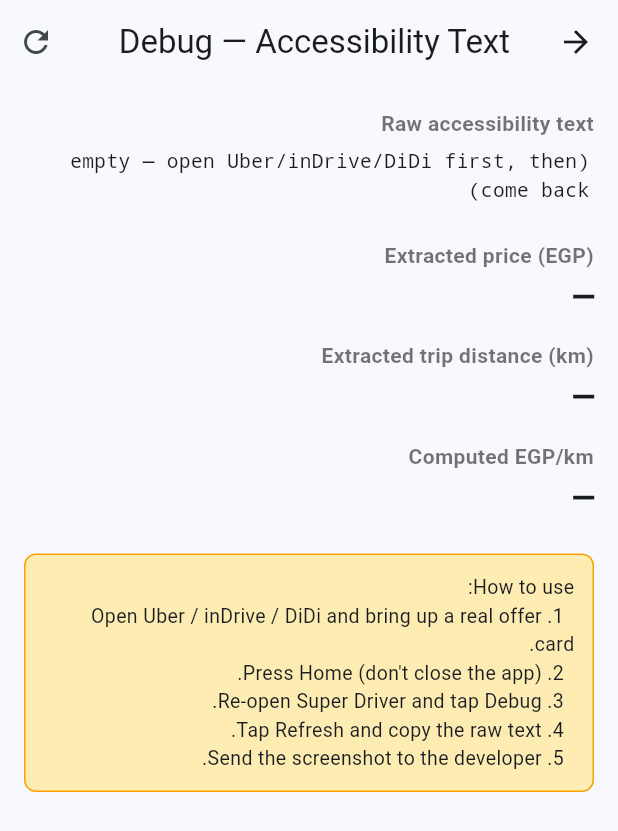
After one commit to ahmedsykoo/Super-Driver-, a Flutter app: the DebugScreen screen opened directly, after a tap on the "refresh" icon, on a phone screen of 412 x 824 dp. The commit adds this screen. Shown: the top 831 px of the screen. Run offline on Flutter 3.47's test engine with Material 3 defaults, Android fonts, the phone set to English and light mode, and no system bars; our stand-ins replace shared_preferences; accounts and stored records are empty.

Commit message:
feat(mobile): add debug screen showing the live accessibility text
The inDrive parser was guessing the offer-card layout (it assumed
'~ 2.9 كلم' was the trip distance and that the FIRST bare 'X ج.م'
was the offer price), but the user's real inDrive screen still
shows 49.66 EGP/km instead of 41.38. Without seeing the actual text
that the AccessibilityService is reading, every fix is a guess.

This commit adds a Debug screen (bug_report icon in the AppBar)
that shows:
  - The raw accessibility-tree text (`UberAccessibilityService.latestText`)
  - The price that PriceCalculator.extractPrice pulls out
  - The distance that PriceCalculator.extractTripDistance returns
  - The computed EGP/km (price / distance)

That text is the only way to know whether the bug is in
  (a) the AccessibilityService collector (missing words / merged
      children / wrong window), or
  (b) the parser (wrong regex, wrong priority).

How to use (from the user):
  1. Open Uber/inDrive/DiDi and bring up a real offer card.
  2. Press Home (don't close the app).
  3. Re-open Super Driver, tap the bug icon, then Refresh.
  4. Screenshot the screen and send it back.

Co-authored-by: arena-agent <297053741+arena-agent@users.noreply.github.com>

```diff
--- /dev/null
+++ b/lib/screens/debug_screen.dart
@@ -0,0 +1,134 @@
+import 'package:flutter/material.dart';
+import 'package:flutter/services.dart';
+import '../services/price_calculator.dart';
+
+// Reads the latest accessibility-tree text published by the
+// UberAccessibilityService via the existing MethodChannel set up by
+// MainActivity.kt (channel "com.superdriver/accessibility", method
+// "getAccessibilityText"). Returns "" if the service has not pushed
+// any text yet or the user hasn't enabled the accessibility service.
+class DebugBridge {
+  static const _channel = MethodChannel('com.superdriver/accessibility');
+
+  static Future<String> getLatestText() async {
+    try {
+      final v = await _channel.invokeMethod<String>('getAccessibilityText');
+      return v ?? '';
+    } on PlatformException {
+      return '';
+    } on MissingPluginException {
+      return '';
+    }
+  }
+}
+
+class DebugScreen extends StatefulWidget {
+  const DebugScreen({super.key});
+
+  @override
+  State<DebugScreen> createState() => _DebugScreenState();
+}
+
+class _DebugScreenState extends State<DebugScreen> {
+  String _rawText = '';
+  bool _loading = true;
+  String _extractedPrice = '—';
+  String _extractedTrip = '—';
+  String _perKm = '—';
+
+  @override
+  void initState() {
+    super.initState();
+    _refresh();
+  }
+
+  Future<void> _refresh() async {
+    setState(() => _loading = true);
+    final text = await DebugBridge.getLatestText();
+    final price = PriceCalculator.extractPrice(text);
+    // 'both' = pickup + trip, like the live service does for all apps
+    final trip = PriceCalculator.extractTripDistance(text, policy: 'both');
+    String perKm = '—';
+    if (price != null && trip != null && trip > 0) {
+      perKm = (price / trip).toStringAsFixed(2);
+    }
+    if (!mounted) return;
+    setState(() {
+      _rawText = text;
+      _extractedPrice = price?.toStringAsFixed(2) ?? '—';
+      _extractedTrip = trip?.toStringAsFixed(2) ?? '—';
+      _perKm = perKm;
+      _loading = false;
+    });
+  }
+
+  @override
+  Widget build(BuildContext context) {
+    return Scaffold(
+      appBar: AppBar(
+        title: const Text('Debug — Accessibility Text'),
+        actions: [
+          IconButton(
+            icon: const Icon(Icons.refresh),
+            onPressed: _loading ? null : _refresh,
+            tooltip: 'Refresh',
+          ),
+        ],
+      ),
+      body: _loading
+          ? const Center(child: CircularProgressIndicator())
+          : SingleChildScrollView(
+              padding: const EdgeInsets.all(16),
+              child: Column(
+                crossAxisAlignment: CrossAxisAlignment.start,
+                children: [
+                  _label('Raw accessibility text'),
+                  const SizedBox(height: 6),
+                  SelectableText(
+                    _rawText.isEmpty ? '(empty — open Uber/inDrive/DiDi first, then come back)' : _rawText,
+                    style: const TextStyle(fontFamily: 'monospace', fontSize: 13),
+                  ),
+                  const SizedBox(height: 24),
+                  _label('Extracted price (EGP)'),
+                  Text(_extractedPrice, style: _valueStyle()),
+                  const SizedBox(height: 16),
+                  _label('Extracted trip distance (km)'),
+                  Text(_extractedTrip, style: _valueStyle()),
+                  const SizedBox(height: 16),
+                  _label('Computed EGP/km'),
+                  Text(_perKm, style: _valueStyle()),
+                  const SizedBox(height: 24),
+                  Container(
+                    padding: const EdgeInsets.all(12),
+                    decoration: BoxDecoration(
+                      color: Colors.amber.shade100,
+                      borderRadius: BorderRadius.circular(8),
+                      border: Border.all(color: Colors.amber.shade700),
+                    ),
+                    child: const Text(
+                      'How to use:\n'
+                      '  1. Open Uber / inDrive / DiDi and bring up a real offer card.\n'
+                      '  2. Press Home (don\'t close the app).\n'
+                      '  3. Re-open Super Driver and tap Debug.\n'
+                      '  4. Tap Refresh and copy the raw text.\n'
+                      '  5. Send the screenshot to the developer.',
+                      style: TextStyle(fontSize: 13),
+                    ),
+                  ),
+                ],
+              ),
+            ),
+    );
+  }
+
+  Widget _label(String s) => Text(
+    s,
+    style: const TextStyle(fontWeight: FontWeight.bold, fontSize: 14, color: Colors.black54),
+  );
+
+  TextStyle _valueStyle() => const TextStyle(
+    fontSize: 22,
+    fontWeight: FontWeight.bold,
+    fontFamily: 'monospace',
+  );
+}
--- a/lib/screens/home_screen.dart
+++ b/lib/screens/home_screen.dart
@@ -3,6 +3,7 @@ import 'package:shared_preferences/shared_preferences.dart';
 import '../models/trip_data.dart';
 import '../services/accessibility_listener.dart';
 import '../services/price_calculator.dart';
+import 'debug_screen.dart';
 
 class HomeScreen extends StatefulWidget {
   final ValueChanged<Locale> onLocaleChange;
@@ -141,7 +142,16 @@ class _HomeScreenState extends State<HomeScreen> with WidgetsBindingObserver {
       child: Scaffold(
         appBar: AppBar(
           title: const Text('Super Driver'), centerTitle: true,
-          actions: [PopupMenuButton<String>(onSelected: (v) => widget.onLocaleChange(Locale(v)), itemBuilder: (_) => const [PopupMenuItem(value: 'ar', child: Text('العربية')), PopupMenuItem(value: 'en', child: Text('English'))])],
+          actions: [
+            IconButton(
+              icon: const Icon(Icons.bug_report),
+              tooltip: 'Debug',
+              onPressed: () => Navigator.of(context).push(
+                MaterialPageRoute(builder: (_) => const DebugScreen()),
+              ),
+            ),
+            PopupMenuButton<String>(onSelected: (v) => widget.onLocaleChange(Locale(v)), itemBuilder: (_) => const [PopupMenuItem(value: 'ar', child: Text('العربية')), PopupMenuItem(value: 'en', child: Text('English'))]),
+          ],
         ),
         body: AnimatedSwitcher(duration: const Duration(milliseconds: 300), child: _status.ready ? _settingsPage() : _activationPage()),
       ),
```
